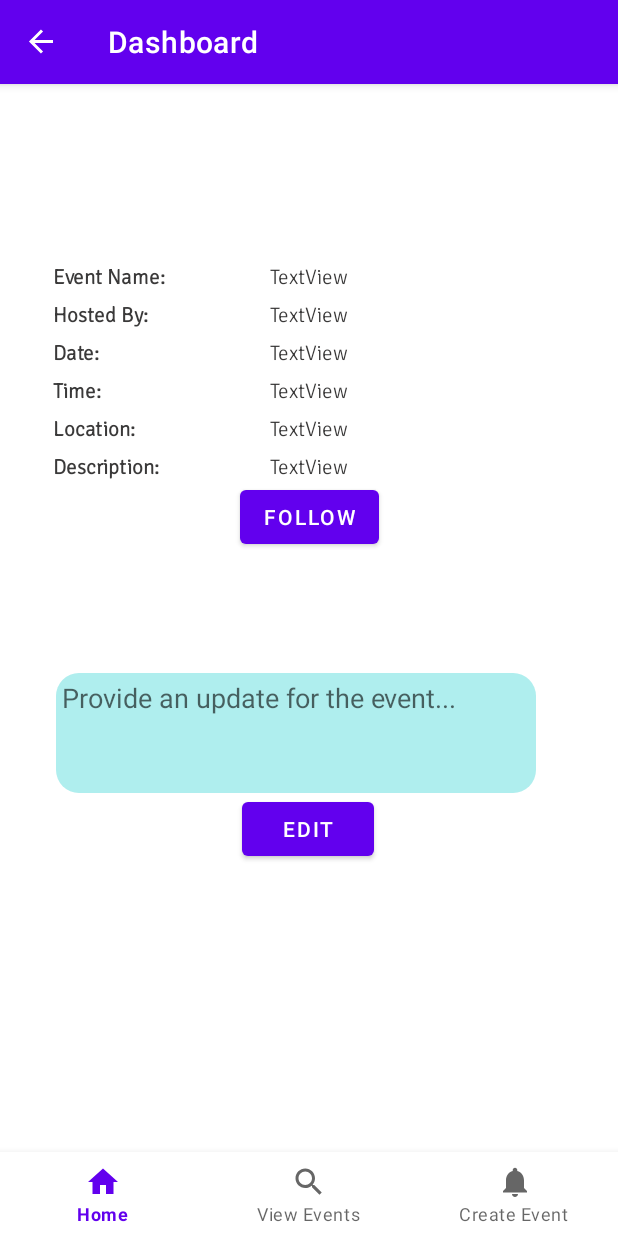
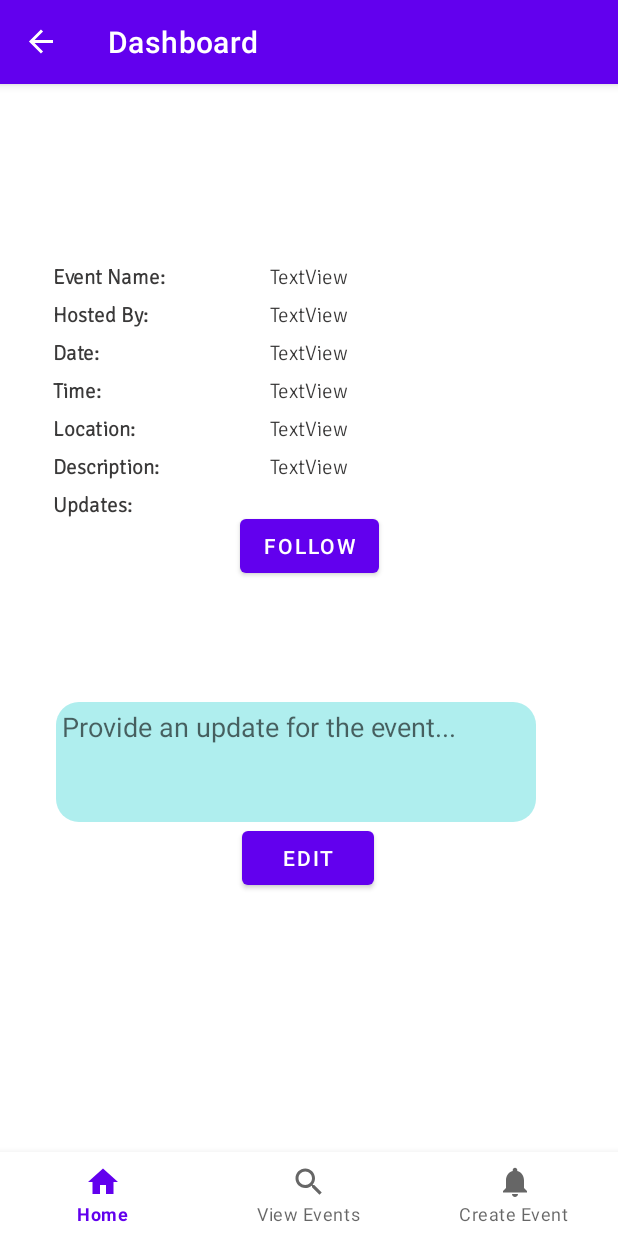
Before and after one commit to LucienLuc/kiwi, an Android app: the EventDescriptionFragment screen opened through its navigation route, on a phone screen of 412 x 824 dp. Run offline under Robolectric (Android 15) with nearby library versions, the phone set to English and light mode, and no system bars; our stand-ins replace Firebase (no records; nobody signed in at launch, a user with empty details on screens opened directly), navigation-ui; 4 statements that could not run were skipped.

Commit message:
Made updates available on UI and backend, need to update updateText upon loading event description

```diff
--- a/app/src/main/java/edu/ucsb/cs/cs184/group2/kiwi/ui/common/Event.kt
+++ b/app/src/main/java/edu/ucsb/cs/cs184/group2/kiwi/ui/common/Event.kt
@@ -5,4 +5,6 @@ class Event(
     val name: String = "",
     val datetime: Long = 0L,
     val location: String = "",
-    val description: String = "")
+    val description: String = "",
+    val update: String = ""
+)
--- a/app/src/main/java/edu/ucsb/cs/cs184/group2/kiwi/ui/eventDescription/EventDescriptionViewModel.kt
+++ b/app/src/main/java/edu/ucsb/cs/cs184/group2/kiwi/ui/eventDescription/EventDescriptionViewModel.kt
@@ -11,8 +11,14 @@ class EventDescriptionViewModel : ViewModel() {
 
     private val _followButtonText = MutableLiveData<String>()
 
+    private var _updates = MutableLiveData<String>()
+
     fun setEvent(event: Event) {
         _event.value = event
+    }
+
+    fun setUpdateText(update : String) {
+        _updates.value = update
     }
 
     fun setFollowButtonText(text: String) {
--- a/app/src/main/java/edu/ucsb/cs/cs184/group2/kiwi/ui/eventsList/EventsListFragment.kt
+++ b/app/src/main/java/edu/ucsb/cs/cs184/group2/kiwi/ui/eventsList/EventsListFragment.kt
@@ -281,6 +281,7 @@ class EventsListFragment : Fragment() {
             val eventView: EventsView = EventsView(requireContext())
             eventView.id = View.generateViewId()
             eventView.setName(e.name)
+            eventView.setUpdate(e.update)
 
             eventView.setLocation(e.location)
             val c: Calendar = Calendar.getInstance()
@@ -293,7 +294,7 @@ class EventsListFragment : Fragment() {
             eventView.setTime(time)
 
             eventView.setOnClickListener{ view ->
-                val event: Event = Event(e.firebase_id, e.name, e.datetime, e.location, e.description)
+                val event: Event = Event(s.key!!, e.name, e.datetime, e.location, e.description, e.update)
                 eventDescriptionViewModel.setEvent(event)
 
                 view.findNavController().navigate(R.id.action_navigation_events_list_to_navigation_events_description)
--- a/app/src/main/res/layout-land/fragment_event_description.xml
+++ b/app/src/main/res/layout-land/fragment_event_description.xml
@@ -8,7 +8,7 @@
     tools:context=".ui.eventDescription.EventDescriptionFragment">
 
     <EditText
-        android:id="@+id/updateText"
+        android:id="@+id/updateEditTextView"
         android:layout_width="@dimen/event_creation_large_editText_width"
         android:layout_height="@dimen/event_creation_large_editText_height"
         android:background="@drawable/rounded_edittext"
@@ -16,21 +16,19 @@
         android:gravity="start|top"
         android:hint="@string/update_text"
         android:inputType="textMultiLine"
-        app:layout_constraintBottom_toTopOf="@+id/editButton"
         app:layout_constraintEnd_toEndOf="parent"
-        app:layout_constraintHorizontal_bias="0.498"
-        app:layout_constraintStart_toStartOf="parent" />
+        app:layout_constraintStart_toStartOf="parent"
+        app:layout_constraintTop_toBottomOf="@+id/button_follow_event" />
 
     <Button
         android:id="@+id/editButton"
         android:layout_width="wrap_content"
         android:layout_height="wrap_content"
-        android:layout_marginTop="100dp"
         android:text="Edit"
+        app:layout_constraintBottom_toBottomOf="parent"
         app:layout_constraintEnd_toEndOf="parent"
         app:layout_constraintHorizontal_bias="0.499"
-        app:layout_constraintStart_toStartOf="parent"
-        app:layout_constraintTop_toBottomOf="@+id/button_follow_event" />
+        app:layout_constraintStart_toStartOf="parent" />
 
     <TextView
         android:id="@+id/eventText"
@@ -192,6 +190,28 @@
         android:text="@string/description_follow_event_button"
         app:layout_constraintEnd_toEndOf="parent"
         app:layout_constraintStart_toStartOf="parent"
+        app:layout_constraintTop_toBottomOf="@+id/updateText" />
+
+    <TextView
+        android:id="@+id/updateText"
+        android:layout_width="wrap_content"
+        android:layout_height="wrap_content"
+        android:fontFamily="@font/signika"
+        android:paddingTop="5dp"
+        android:text="@string/description_update_text"
+        android:textColor="#3A3939"
+        android:textStyle="bold"
+        app:layout_constraintStart_toStartOf="@+id/descriptionText"
         app:layout_constraintTop_toBottomOf="@+id/descriptionText" />
 
+    <TextView
+        android:id="@+id/textViewUpdateDescription"
+        android:layout_width="wrap_content"
+        android:layout_height="wrap_content"
+        android:text=""
+        app:layout_constraintEnd_toEndOf="parent"
+        app:layout_constraintHorizontal_bias="0.0"
+        app:layout_constraintStart_toStartOf="@+id/textViewEventDescription"
+        app:layout_constraintTop_toBottomOf="@+id/textViewEventDescription" />
+
 </androidx.constraintlayout.widget.ConstraintLayout>
--- a/app/src/main/res/layout/fragment_event_description.xml
+++ b/app/src/main/res/layout/fragment_event_description.xml
@@ -8,7 +8,7 @@
     tools:context=".ui.eventDescription.EventDescriptionFragment">
 
     <EditText
-        android:id="@+id/updateText"
+        android:id="@+id/updateEditTextView"
         android:layout_width="@dimen/event_creation_large_editText_width"
         android:layout_height="@dimen/event_creation_large_editText_height"
         android:background="@drawable/rounded_edittext"
@@ -70,6 +70,18 @@
         android:textStyle="bold"
         app:layout_constraintStart_toStartOf="@+id/locationText"
         app:layout_constraintTop_toTopOf="@+id/textViewEventDescription" />
+
+    <TextView
+        android:id="@+id/updateText"
+        android:layout_width="wrap_content"
+        android:layout_height="wrap_content"
+        android:fontFamily="@font/signika"
+        android:paddingTop="5dp"
+        android:text="@string/description_update_text"
+        android:textColor="#3A3939"
+        android:textStyle="bold"
+        app:layout_constraintStart_toStartOf="@+id/descriptionText"
+        app:layout_constraintTop_toBottomOf="@+id/descriptionText" />
 
     <TextView
         android:id="@+id/locationText"
@@ -180,7 +192,7 @@
         android:text="@string/description_follow_event_button"
         app:layout_constraintEnd_toEndOf="parent"
         app:layout_constraintStart_toStartOf="parent"
-        app:layout_constraintTop_toBottomOf="@+id/descriptionText" />
+        app:layout_constraintTop_toBottomOf="@+id/textViewUpdateDescription" />
 
     <Button
         android:id="@+id/editButton"
@@ -193,4 +205,14 @@
         app:layout_constraintStart_toStartOf="parent"
         app:layout_constraintTop_toBottomOf="@+id/button_follow_event" />
 
+    <TextView
+        android:id="@+id/textViewUpdateDescription"
+        android:layout_width="wrap_content"
+        android:layout_height="wrap_content"
+        android:text=""
+        app:layout_constraintEnd_toEndOf="parent"
+        app:layout_constraintHorizontal_bias="0.0"
+        app:layout_constraintStart_toStartOf="@+id/textViewEventDescription"
+        app:layout_constraintTop_toBottomOf="@+id/textViewEventDescription" />
+
 </androidx.constraintlayout.widget.ConstraintLayout>
--- a/app/src/main/res/values/strings.xml
+++ b/app/src/main/res/values/strings.xml
@@ -11,6 +11,7 @@
     <string name="description_host_text">Hosted By: </string>
     <string name="description_date_text">Date: </string>
     <string name="description_description_text">Description: </string>
+    <string name="description_update_text">Updates: </string>
     <string name="description_location_text">Location: </string>
     <string name="description_time_text">Time: </string>
     <string name="description_follow_event_button">Follow</string>
```
Also changed, not shown: app/src/main/java/edu/ucsb/cs/cs184/group2/kiwi/ui/eventDescription/EventDescriptionFragment.kt (+23 -11 lines), app/src/main/java/edu/ucsb/cs/cs184/group2/kiwi/views/EventsView.kt (+10 -0 lines).
